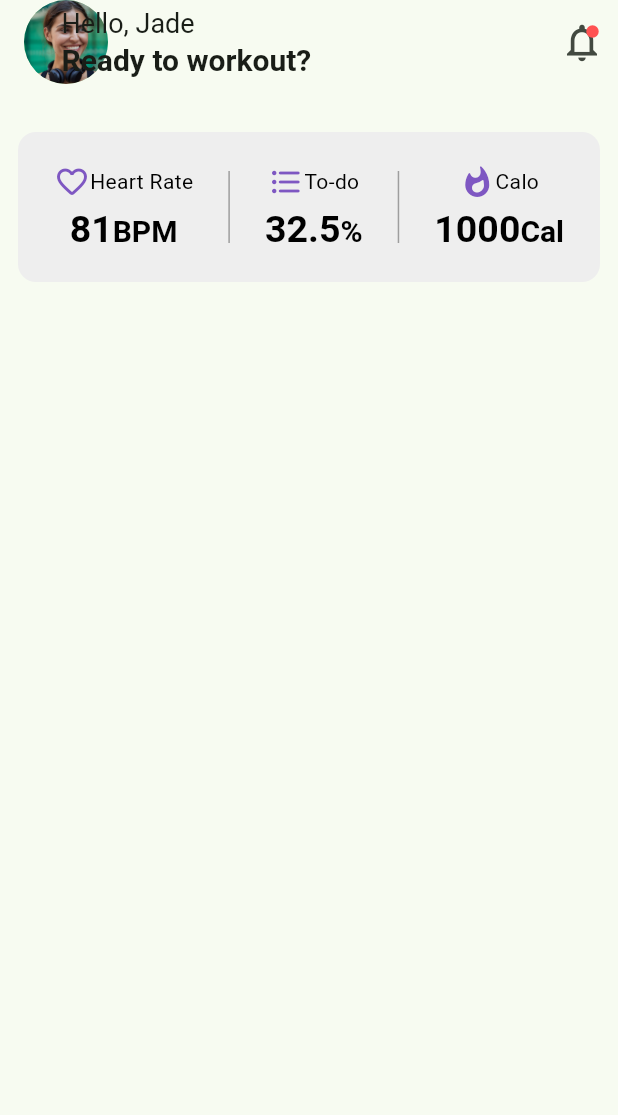
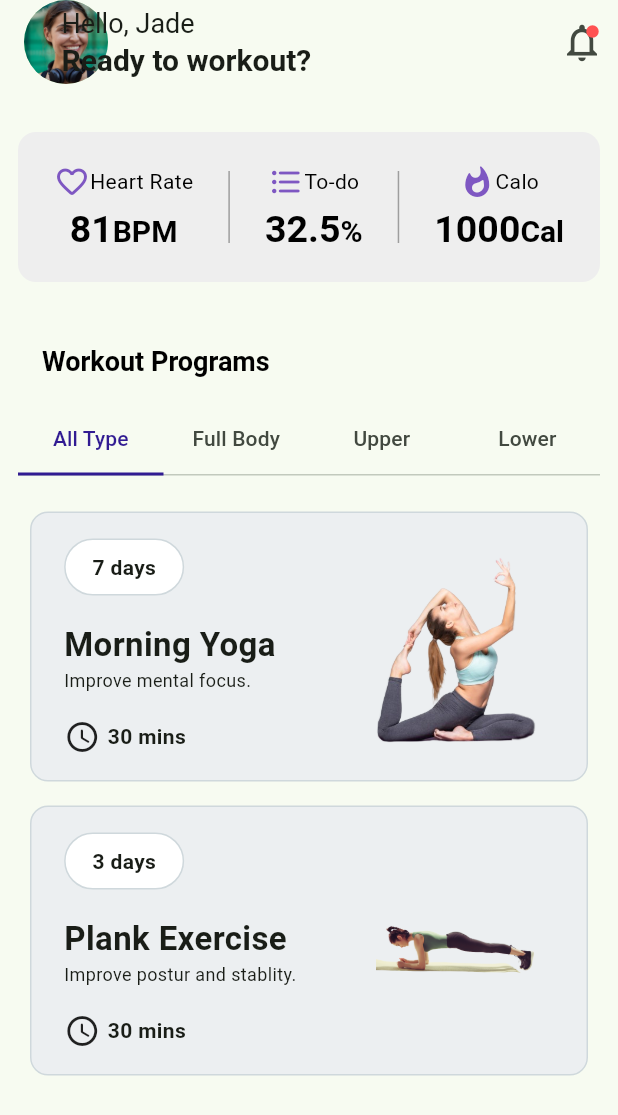
Before and after one commit to mrthnby/fitness_app_design, a Flutter app: the ProfileView screen opened directly, on a phone screen of 412 x 824 dp. Shown: the top 1115 px of the screen. Run offline on Flutter 3.47's test engine with Material 2 defaults, Android fonts, the light colour scheme and no system bars; our stand-ins replace carousel_slider, flutter_svg.

Commit message:
Workout Programs Bar Added

```diff
--- a/lib/product/widgets/card/exercise_card.dart
+++ b/lib/product/widgets/card/exercise_card.dart
@@ -39,7 +39,6 @@ class _singleExerciseCard extends StatelessWidget {
           color: exercise.color,
           borderRadius: BorderRadius.circular(12),
         ),
-        child: Expanded(
         child: ListTile(
           contentPadding:
               const EdgeInsets.symmetric(horizontal: 16, vertical: 8),
@@ -58,7 +57,6 @@ class _singleExerciseCard extends StatelessWidget {
           ),
         ),
       ),
-      ),
     );
   }
 }
--- a/lib/product/widgets/card/menu_card.dart
+++ b/lib/product/widgets/card/menu_card.dart
@@ -52,6 +52,7 @@ class _MenuCardState extends State<MenuCard> {
           items: widget.children,
           options: CarouselOptions(
             scrollPhysics: const BouncingScrollPhysics(),
+            enableInfiniteScroll: widget.children.length > 1 ,
             viewportFraction: 1,
             enlargeCenterPage: true,
             onPageChanged: (index, reason) {
--- /dev/null
+++ b/lib/product/widgets/card/workout_card.dart
@@ -0,0 +1,113 @@
+import 'package:flutter/material.dart';
+import 'package:heroapps_demo/product/extensions/string_extensions.dart';
+import 'package:heroapps_demo/view/profile/model/workout_model.dart';
+
+class WorkoutCard extends StatelessWidget {
+  const WorkoutCard({required this.workout, super.key});
+  final Workout workout;
+
+  @override
+  Widget build(BuildContext context) {
+    return Padding(
+      padding: const EdgeInsets.symmetric(vertical: 8.0),
+      child: InkWell(
+        onTap: () {},
+        child: Ink(
+          height: 180,
+          width: MediaQuery.of(context).size.width,
+          decoration: BoxDecoration(
+            color: Colors.blueGrey[50],
+            borderRadius: BorderRadius.circular(12),
+            border: Border.all(
+              color: Colors.blueGrey[100] ?? Colors.white,
+            ),
+          ),
+          child: Row(
+            mainAxisAlignment: MainAxisAlignment.spaceAround,
+            children: [
+              const Spacer(),
+              Expanded(
+                flex: 9,
+                child: Column(
+                  mainAxisAlignment: MainAxisAlignment.spaceEvenly,
+                  crossAxisAlignment: CrossAxisAlignment.start,
+                  children: [
+                    Container(
+                      width: 80,
+                      decoration: BoxDecoration(
+                        borderRadius: BorderRadius.circular(30),
+                        color: Colors.white,
+                        border: Border.all(
+                          color: Colors.blueGrey[100] ?? Colors.white,
+                        ),
+                      ),
+                      child: Padding(
+                        padding: const EdgeInsets.symmetric(
+                          horizontal: 12,
+                          vertical: 8,
+                        ),
+                        child: Center(
+                          child: Text(
+                            workout.time,
+                            style: const TextStyle(
+                              fontWeight: FontWeight.bold,
+                            ),
+                          ),
+                        ),
+                      ),
+                    ),
+                    Column(
+                      crossAxisAlignment: CrossAxisAlignment.start,
+                      mainAxisAlignment: MainAxisAlignment.spaceEvenly,
+                      children: [
+                        Text(
+                          workout.title,
+                          style: const TextStyle(
+                            fontWeight: FontWeight.w700,
+                            fontSize: 22,
+                          ),
+                        ),
+                        Text(
+                          workout.subTitle,
+                          style: const TextStyle(
+                            fontSize: 12,
+                          ),
+                        ),
+                      ],
+                    ),
+                    Row(
+                      mainAxisAlignment: MainAxisAlignment.start,
+                      crossAxisAlignment: CrossAxisAlignment.center,
+                      children: [
+                        const Icon(Icons.access_time_rounded),
+                        const SizedBox(
+                          width: 5,
+                        ),
+                        Text(
+                          workout.duration,
+                          style: const TextStyle(
+                            fontWeight: FontWeight.w600,
+                          ),
+                        )
+                      ],
+                    )
+                  ],
+                ),
+              ),
+              Expanded(
+                flex: 6,
+                child: Padding(
+                  padding: const EdgeInsets.all(12.0),
+                  child: Image.asset(
+                    workout.image.imagePath,
+                  ),
+                ),
+              ),
+              const Spacer(),
+            ],
+          ),
+        ),
+      ),
+    );
+  }
+}
--- /dev/null
+++ b/lib/product/widgets/tab/workout_programs_bar.dart
@@ -0,0 +1,95 @@
+import 'package:flutter/material.dart';
+import 'package:heroapps_demo/product/widgets/card/workout_card.dart';
+import 'package:heroapps_demo/view/profile/model/workout_model.dart';
+
+class WorkoutProgramsBar extends StatefulWidget {
+  const WorkoutProgramsBar({super.key});
+
+  @override
+  State<WorkoutProgramsBar> createState() => _WorkoutProgramsBarState();
+}
+
+class _WorkoutProgramsBarState extends State<WorkoutProgramsBar>
+    with TickerProviderStateMixin {
+  late TabController _tabController;
+
+  @override
+  void initState() {
+    _tabController = TabController(length: 4, vsync: this);
+    super.initState();
+  }
+
+  @override
+  void dispose() {
+    _tabController.dispose();
+    super.dispose();
+  }
+
+  @override
+  Widget build(BuildContext context) {
+    return Scaffold(
+      appBar: AppBar(
+        title: const Text('Workout Programs'),
+        automaticallyImplyLeading: false,
+        centerTitle: false,
+        titleTextStyle: const TextStyle(
+          fontSize: 18,
+          color: Colors.black,
+          fontWeight: FontWeight.bold,
+        ),
+        bottom: TabBar(
+          controller: _tabController,
+          tabs: const [
+            Tab(
+              text: 'All Type',
+            ),
+            Tab(
+              text: 'Full Body',
+            ),
+            Tab(
+              text: 'Upper',
+            ),
+            Tab(
+              text: 'Lower',
+            ),
+          ],
+          labelPadding: const EdgeInsets.all(0),
+          indicatorSize: TabBarIndicatorSize.tab,
+          labelColor: Colors.deepPurple.shade900,
+          indicatorColor: Colors.deepPurple.shade900,
+          splashFactory: NoSplash.splashFactory,
+        ),
+      ),
+      body: TabBarView(controller: _tabController, children: [
+        Padding(
+          padding: const EdgeInsets.symmetric(horizontal: 8.0, vertical: 16),
+          child: ListView(
+            children: [
+              WorkoutCard(
+                workout: Workout(
+                  title: 'Morning Yoga',
+                  time: '7 days',
+                  subTitle: 'Improve mental focus.',
+                  duration: '30 mins',
+                  image: 'yoga_picture.png',
+                ),
+              ),
+              WorkoutCard(
+                workout: Workout(
+                  title: 'Plank Exercise',
+                  time: '3 days',
+                  subTitle: 'Improve postur and stablity.',
+                  duration: '30 mins',
+                  image: 'plank_picture.png',
+                ),
+              ),
+            ],
+          ),
+        ),
+        const Placeholder(),
+        const Placeholder(),
+        const Placeholder(),
+      ]),
+    );
+  }
+}
--- /dev/null
+++ b/lib/view/profile/model/workout_model.dart
@@ -0,0 +1,15 @@
+class Workout {
+  final String title;
+  final String time;
+  final String subTitle;
+  final String duration;
+  final String image;
+
+  Workout({
+    required this.title,
+    required this.time,
+    required this.subTitle,
+    required this.duration,
+    required this.image,
+  });
+}
--- a/lib/view/profile/view/profile_view.dart
+++ b/lib/view/profile/view/profile_view.dart
@@ -3,6 +3,7 @@ import 'package:heroapps_demo/product/constants/app_contants.dart';
 import 'package:heroapps_demo/product/extensions/string_extensions.dart';
 import 'package:heroapps_demo/product/widgets/icon/notification_bell.dart';
 import 'package:heroapps_demo/product/widgets/indicator/healt_indicator.dart';
+import 'package:heroapps_demo/product/widgets/tab/workout_programs_bar.dart';
 
 class ProfileView extends StatefulWidget {
   const ProfileView({required this.name, required this.image, super.key});
@@ -18,12 +19,19 @@ class _ProfileViewState extends State<ProfileView> {
   Widget build(BuildContext context) {
     return Scaffold(
       appBar: _appBar(),
-      body: ListView(
+      body: Padding(
         padding: AppConstants.pagePadding,
+        child: Column(
           children: [
             _healtMonitor(),
-
+            const SizedBox(
+              height: 25,
+            ),
+            const Expanded(
+              child: WorkoutProgramsBar(),
+            )
           ],
+        ),
       ),
     );
   }
```
Also changed, not shown: assets/images/plank_picture.png (added), assets/images/yoga_picture.png (added). Lines whose indentation alone changed are shown as unchanged.
